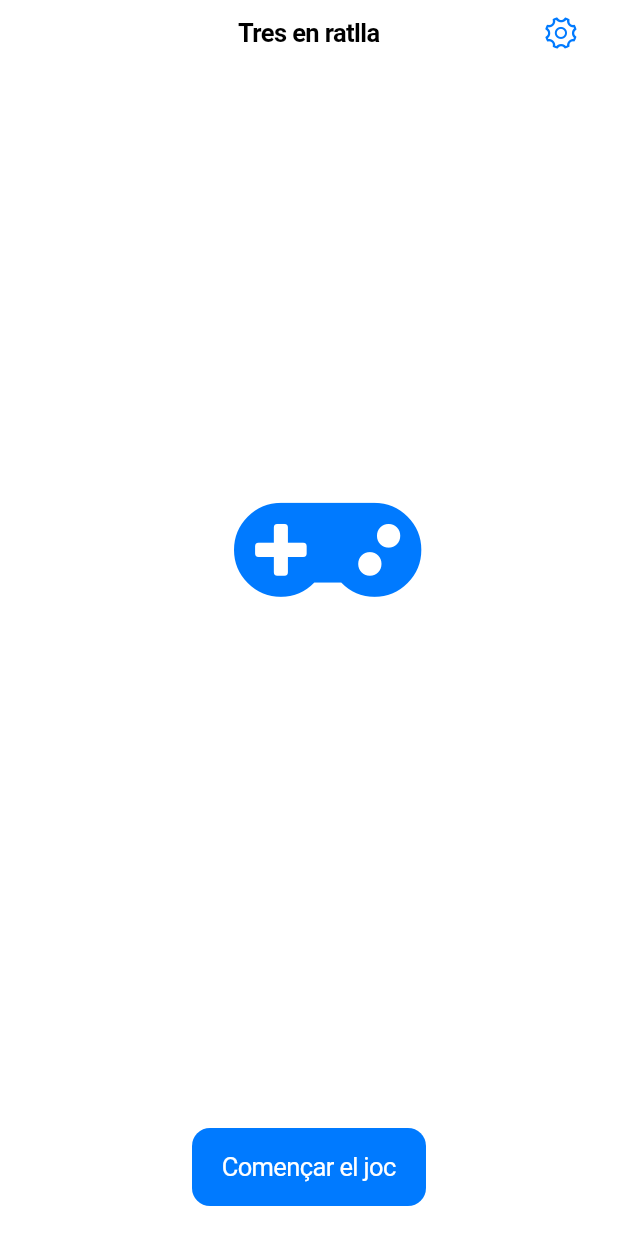
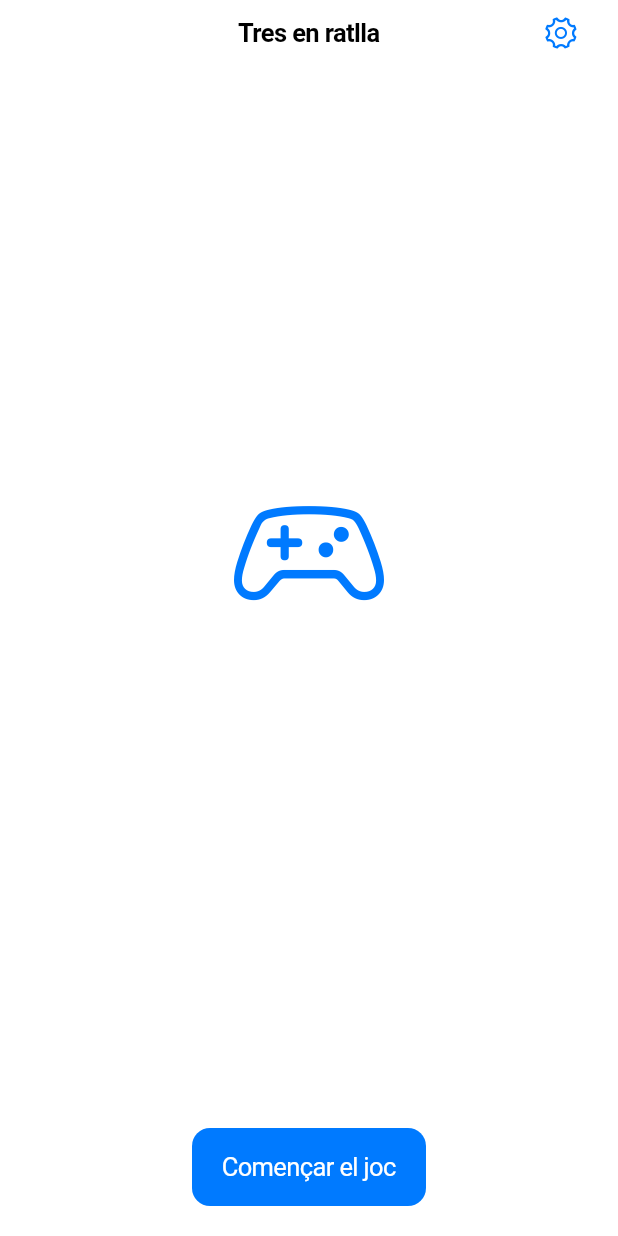
Before and after one commit to optimisme/DAM-FlutterTresEnRalla, a Flutter app: the screen it shows after launch, on a phone screen of 412 x 824 dp. Run offline on Flutter 3.47's test engine with Material 2 defaults, Android fonts, the phone set to English and light mode, and no system bars; missing offline and left inert: window_manager.

Commit message:
Removed font awesome

```diff
--- a/tres_en_ratlla/lib/layout_intro.dart
+++ b/tres_en_ratlla/lib/layout_intro.dart
@@ -1,5 +1,4 @@
 import 'package:flutter/cupertino.dart';
-import 'package:font_awesome_flutter/font_awesome_flutter.dart';
 import 'package:provider/provider.dart';
 import 'app_data.dart';
 
@@ -33,7 +32,7 @@ class LayoutIntroState extends State<LayoutIntro> {
               child: Center(
             child: Padding(
               padding: EdgeInsets.all(20),
-              child: Icon(FontAwesomeIcons.gamepad, size: 100.0),
+              child: Icon(CupertinoIcons.game_controller, size: 100.0),
             ),
           )),
           Padding(
--- a/tres_en_ratlla/pubspec.yaml
+++ b/tres_en_ratlla/pubspec.yaml
@@ -28,7 +28,6 @@ environment:
 # the latest version available on pub.dev. To see which dependencies have newer
 # versions available, run `flutter pub outdated`.
 dependencies:
-  font_awesome_flutter: ^9.2.0
   flutter:
     sdk: flutter
 
```
Also changed, not shown: tres_en_ratlla/pubspec.lock.
